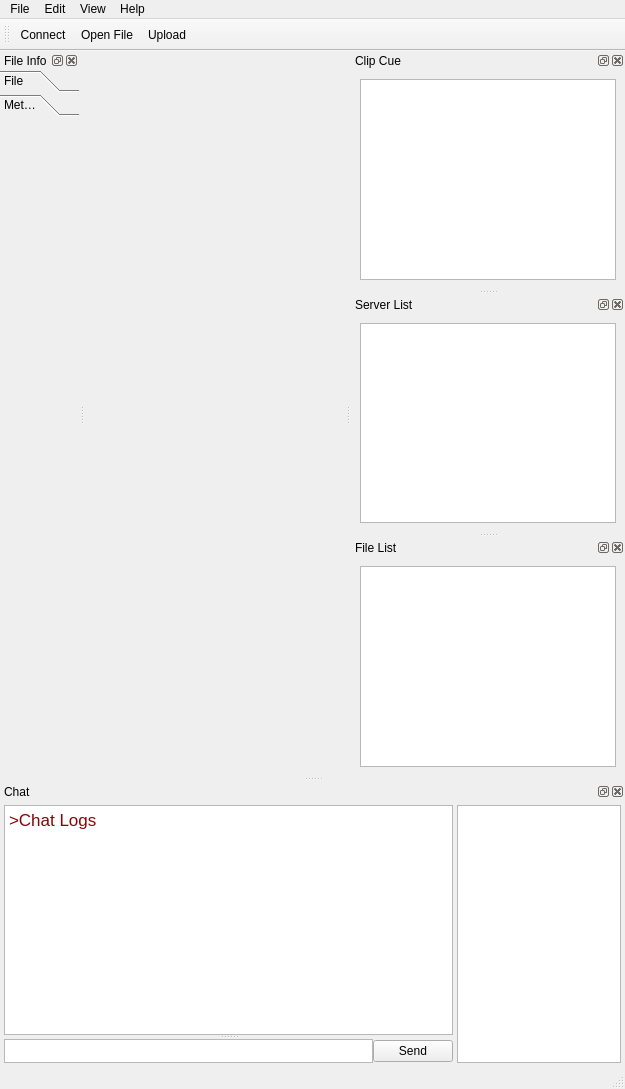
Above: resources/mainwindow_docks.ui from jiakeliu/Cobra before the change. Below: the same form after it.
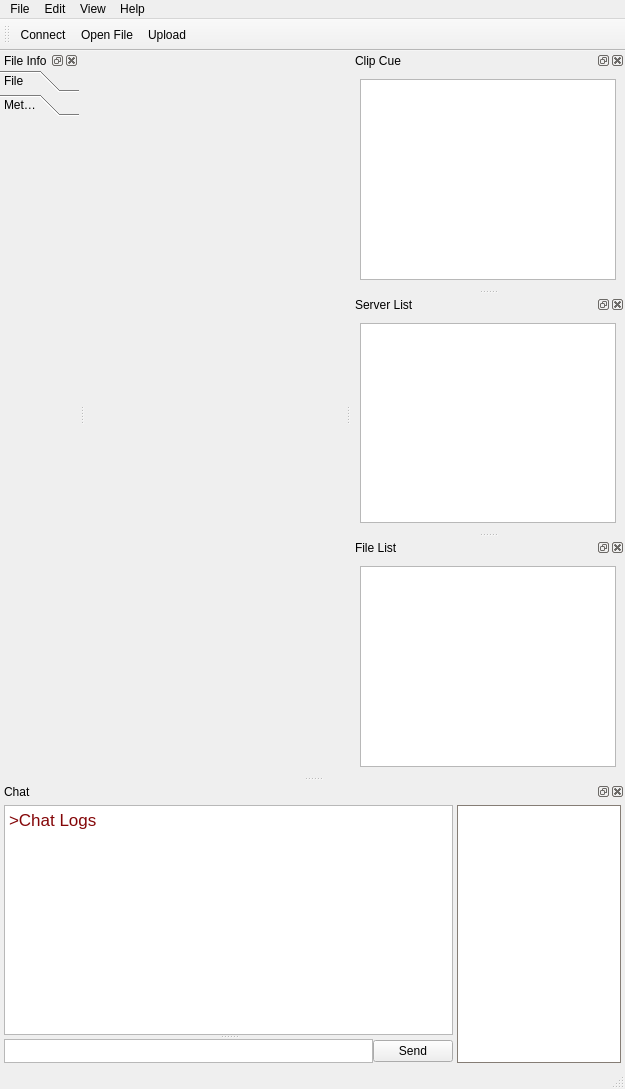
That is the form after the change. Icons and pictures are not drawn.

Diff of the .ui file:
```diff
--- a/resources/mainwindow_docks.ui
+++ b/resources/mainwindow_docks.ui
@@ -252,6 +252,70 @@
      <height>0</height>
     </size>
    </property>
+   <property name="palette">
+    <palette>
+     <active>
+      <colorrole role="WindowText">
+       <brush brushstyle="SolidPattern">
+        <color alpha="255">
+         <red>0</red>
+         <green>0</green>
+         <blue>0</blue>
+        </color>
+       </brush>
+      </colorrole>
+      <colorrole role="Text">
+       <brush brushstyle="SolidPattern">
+        <color alpha="255">
+         <red>0</red>
+         <green>0</green>
+         <blue>0</blue>
+        </color>
+       </brush>
+      </colorrole>
+     </active>
+     <inactive>
+      <colorrole role="WindowText">
+       <brush brushstyle="SolidPattern">
+        <color alpha="255">
+         <red>0</red>
+         <green>0</green>
+         <blue>0</blue>
+        </color>
+       </brush>
+      </colorrole>
+      <colorrole role="Text">
+       <brush brushstyle="SolidPattern">
+        <color alpha="255">
+         <red>0</red>
+         <green>0</green>
+         <blue>0</blue>
+        </color>
+       </brush>
+      </colorrole>
+     </inactive>
+     <disabled>
+      <colorrole role="WindowText">
+       <brush brushstyle="SolidPattern">
+        <color alpha="255">
+         <red>118</red>
+         <green>116</green>
+         <blue>113</blue>
+        </color>
+       </brush>
+      </colorrole>
+      <colorrole role="Text">
+       <brush brushstyle="SolidPattern">
+        <color alpha="255">
+         <red>118</red>
+         <green>116</green>
+         <blue>113</blue>
+        </color>
+       </brush>
+      </colorrole>
+     </disabled>
+    </palette>
+   </property>
    <property name="toolTip">
     <string>Chat Window</string>
    </property>
@@ -398,6 +462,70 @@
          <height>16777215</height>
         </size>
        </property>
+       <property name="palette">
+        <palette>
+         <active>
+          <colorrole role="Base">
+           <brush brushstyle="SolidPattern">
+            <color alpha="255">
+             <red>255</red>
+             <green>255</green>
+             <blue>255</blue>
+            </color>
+           </brush>
+          </colorrole>
+          <colorrole role="Window">
+           <brush brushstyle="SolidPattern">
+            <color alpha="255">
+             <red>173</red>
+             <green>162</green>
+             <blue>152</blue>
+            </color>
+           </brush>
+          </colorrole>
+         </active>
+         <inactive>
+          <colorrole role="Base">
+           <brush brushstyle="SolidPattern">
+            <color alpha="255">
+             <red>255</red>
+             <green>255</green>
+             <blue>255</blue>
+            </color>
+           </brush>
+          </colorrole>
+          <colorrole role="Window">
+           <brush brushstyle="SolidPattern">
+            <color alpha="255">
+             <red>173</red>
+             <green>162</green>
+             <blue>152</blue>
+            </color>
+           </brush>
+          </colorrole>
+         </inactive>
+         <disabled>
+          <colorrole role="Base">
+           <brush brushstyle="SolidPattern">
+            <color alpha="255">
+             <red>173</red>
+             <green>162</green>
+             <blue>152</blue>
+            </color>
+           </brush>
+          </colorrole>
+          <colorrole role="Window">
+           <brush brushstyle="SolidPattern">
+            <color alpha="255">
+             <red>173</red>
+             <green>162</green>
+             <blue>152</blue>
+            </color>
+           </brush>
+          </colorrole>
+         </disabled>
+        </palette>
+       </property>
       </widget>
      </item>
     </layout>
```
